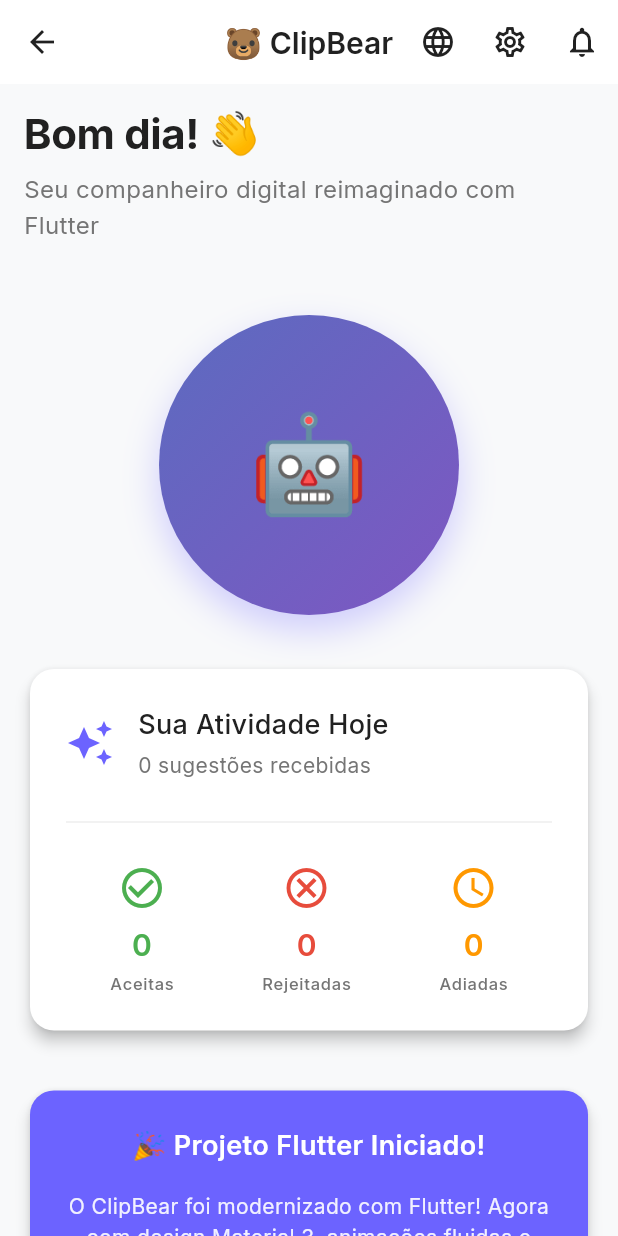
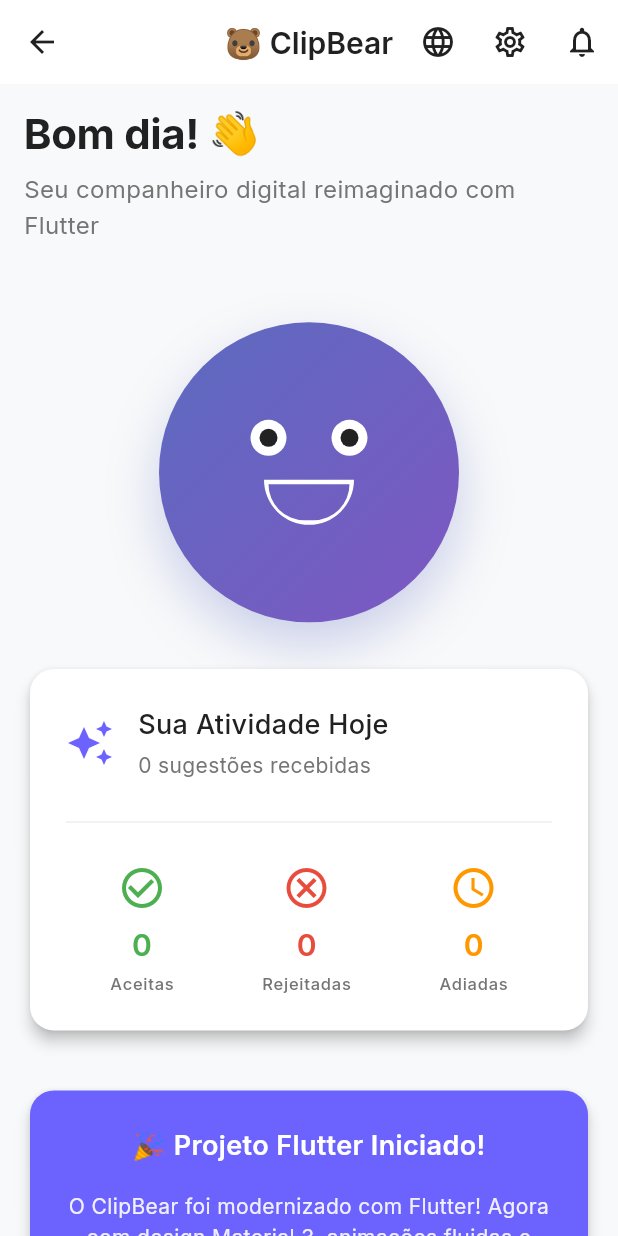
Before and after one commit to MagnaSoluto/ClipBear, a Flutter app: the HomePage screen opened by its route, after a tap on the "translate" icon, on a phone screen of 412 x 824 dp. Run offline on Flutter 3.47's test engine with Material 3 defaults, Android fonts, the phone set to English and light mode, and no system bars; our stand-ins replace equatable, get, google_fonts, hive_flutter, shared_preferences; accounts and stored records are empty.

Commit message:
feat: implementa Avatar Tinker animado com múltiplas expressões
- TinkerAvatar widget customizado com animações Flutter
- 6 estados emocionais:
  * Idle (respiração suave)
  * Happy (😊)
  * Thinking (💭)
  * Sleeping (💤)
  * Celebrating (🎉)
  * Waving (👋)
- Animações suaves:
  * Idle breathing (2s loop)
  * Random blinking (2-5s intervals)
  * Bounce on mount (elastic)
  * Float effect com sine wave
- HomeController com GetX:
  * Gerencia estado do avatar
  * Stats reativas (aceitas, rejeitadas, adiadas)
  * Expressões automáticas
  * Tap no avatar = aceno
- HomePage atualizada:
  * Avatar substituído por TinkerAvatar
  * Stats conectadas ao controller
  * Contadores reativos
- Análise: ✅ sem erros

Co-authored-by: MagnaSoluto <MagnaSoluto@users.noreply.github.com>

```diff
--- /dev/null
+++ b/clipbear_flutter/lib/core/widgets/tinker_avatar.dart
@@ -0,0 +1,272 @@
+import 'package:flutter/material.dart';
+import 'dart:math' as math;
+import '../constants/app_colors.dart';
+
+enum TinkerState {
+  idle,
+  happy,
+  thinking,
+  sleeping,
+  celebrating,
+  waving,
+}
+
+class TinkerAvatar extends StatefulWidget {
+  final double size;
+  final TinkerState state;
+  final bool animate;
+
+  const TinkerAvatar({
+    super.key,
+    this.size = 200,
+    this.state = TinkerState.idle,
+    this.animate = true,
+  });
+
+  @override
+  State<TinkerAvatar> createState() => _TinkerAvatarState();
+}
+
+class _TinkerAvatarState extends State<TinkerAvatar>
+    with TickerProviderStateMixin {
+  late AnimationController _idleController;
+  late AnimationController _blinkController;
+  late AnimationController _bounceController;
+  late Animation<double> _idleAnimation;
+  late Animation<double> _blinkAnimation;
+  late Animation<double> _bounceAnimation;
+
+  @override
+  void initState() {
+    super.initState();
+    _setupAnimations();
+    if (widget.animate) {
+      _startAnimations();
+    }
+  }
+
+  void _setupAnimations() {
+    // Idle breathing animation
+    _idleController = AnimationController(
+      vsync: this,
+      duration: const Duration(milliseconds: 2000),
+    );
+    _idleAnimation = Tween<double>(begin: 0.0, end: 1.0).animate(
+      CurvedAnimation(parent: _idleController, curve: Curves.easeInOut),
+    );
+
+    // Blink animation
+    _blinkController = AnimationController(
+      vsync: this,
+      duration: const Duration(milliseconds: 200),
+    );
+    _blinkAnimation = Tween<double>(begin: 1.0, end: 0.0).animate(
+      CurvedAnimation(parent: _blinkController, curve: Curves.easeInOut),
+    );
+
+    // Bounce animation
+    _bounceController = AnimationController(
+      vsync: this,
+      duration: const Duration(milliseconds: 1000),
+    );
+    _bounceAnimation = Tween<double>(begin: 0.0, end: 1.0).animate(
+      CurvedAnimation(parent: _bounceController, curve: Curves.elasticOut),
+    );
+  }
+
+  void _startAnimations() {
+    // Idle loop
+    _idleController.repeat(reverse: true);
+
+    // Bounce on mount
+    _bounceController.forward();
+
+    // Random blinking
+    _scheduleBlink();
+  }
+
+  void _scheduleBlink() {
+    if (!mounted) return;
+
+    final random = math.Random();
+    final delay = Duration(milliseconds: 2000 + random.nextInt(3000));
+
+    Future.delayed(delay, () {
+      if (mounted && widget.animate) {
+        _blinkController.forward().then((_) {
+          _blinkController.reverse().then((_) => _scheduleBlink());
+        });
+      }
+    });
+  }
+
+  @override
+  void dispose() {
+    _idleController.dispose();
+    _blinkController.dispose();
+    _bounceController.dispose();
+    super.dispose();
+  }
+
+  @override
+  Widget build(BuildContext context) {
+    return AnimatedBuilder(
+      animation: Listenable.merge([
+        _idleAnimation,
+        _blinkAnimation,
+        _bounceAnimation,
+      ]),
+      builder: (context, child) {
+        final idleOffset = math.sin(_idleAnimation.value * math.pi * 2) * 5;
+        final scale = _bounceAnimation.value;
+
+        return Transform.translate(
+          offset: Offset(0, idleOffset),
+          child: Transform.scale(
+            scale: scale,
+            child: Container(
+              width: widget.size,
+              height: widget.size,
+              decoration: BoxDecoration(
+                gradient: AppColors.tinkerGradient,
+                shape: BoxShape.circle,
+                boxShadow: [
+                  BoxShadow(
+                    color: AppColors.tinkerPrimary.withValues(alpha: 0.3),
+                    blurRadius: 30,
+                    offset: Offset(0, 10 + idleOffset),
+                  ),
+                ],
+              ),
+              child: Stack(
+                children: [
+                  // Face
+                  Center(
+                    child: Column(
+                      mainAxisAlignment: MainAxisAlignment.center,
+                      children: [
+                        // Eyes
+                        Row(
+                          mainAxisAlignment: MainAxisAlignment.center,
+                          children: [
+                            _buildEye(_blinkAnimation.value),
+                            SizedBox(width: widget.size * 0.15),
+                            _buildEye(_blinkAnimation.value),
+                          ],
+                        ),
+                        SizedBox(height: widget.size * 0.08),
+                        // Mouth
+                        _buildMouth(),
+                      ],
+                    ),
+                  ),
+                  // Expression overlay based on state
+                  _buildExpressionOverlay(),
+                ],
+              ),
+            ),
+          ),
+        );
+      },
+    );
+  }
+
+  Widget _buildEye(double openness) {
+    final eyeSize = widget.size * 0.12;
+
+    return Container(
+      width: eyeSize,
+      height: eyeSize * openness,
+      decoration: BoxDecoration(
+        color: Colors.white,
+        borderRadius: BorderRadius.circular(eyeSize / 2),
+      ),
+      child: openness > 0.5
+          ? Center(
+              child: Container(
+                width: eyeSize * 0.5,
+                height: eyeSize * 0.5,
+                decoration: const BoxDecoration(
+                  color: Colors.black87,
+                  shape: BoxShape.circle,
+                ),
+              ),
+            )
+          : null,
+    );
+  }
+
+  Widget _buildMouth() {
+    final mouthWidth = widget.size * 0.3;
+    final mouthHeight = widget.size * 0.15;
+
+    return Container(
+      width: mouthWidth,
+      height: mouthHeight,
+      decoration: BoxDecoration(
+        border: Border.all(
+          color: Colors.white,
+          width: 3,
+        ),
+        borderRadius: BorderRadius.vertical(
+          bottom: Radius.circular(mouthHeight),
+        ),
+      ),
+    );
+  }
+
+  Widget _buildExpressionOverlay() {
+    switch (widget.state) {
+      case TinkerState.happy:
+        return Center(
+          child: Text(
+            '😊',
+            style: TextStyle(fontSize: widget.size * 0.6),
+          ),
+        );
+      case TinkerState.thinking:
+        return Positioned(
+          top: widget.size * 0.1,
+          right: widget.size * 0.1,
+          child: Text(
+            '💭',
+            style: TextStyle(fontSize: widget.size * 0.2),
+          ),
+        );
+      case TinkerState.sleeping:
+        return Center(
+          child: Text(
+            '💤',
+            style: TextStyle(fontSize: widget.size * 0.4),
+          ),
+        );
+      case TinkerState.celebrating:
+        return Center(
+          child: Text(
+            '🎉',
+            style: TextStyle(fontSize: widget.size * 0.3),
+          ),
+        );
+      case TinkerState.waving:
+        return Positioned(
+          top: widget.size * 0.2,
+          right: widget.size * 0.05,
+          child: TweenAnimationBuilder<double>(
+            tween: Tween(begin: 0, end: 1),
+            duration: const Duration(milliseconds: 600),
+            builder: (context, value, child) {
+              return Transform.rotate(
+                angle: math.sin(value * math.pi * 4) * 0.3,
+                child: Text(
+                  '👋',
+                  style: TextStyle(fontSize: widget.size * 0.25),
+                ),
+              );
+            },
+          ),
+        );
+      case TinkerState.idle:
+        return const SizedBox.shrink();
+    }
+  }
+}
--- /dev/null
+++ b/clipbear_flutter/lib/features/home/presentation/controllers/home_controller.dart
@@ -0,0 +1,86 @@
+import 'package:get/get.dart';
+import '../../../../core/widgets/tinker_avatar.dart';
+
+class HomeController extends GetxController {
+  final Rx<TinkerState> avatarState = TinkerState.idle.obs;
+  final RxInt suggestionsToday = 0.obs;
+  final RxInt acceptedCount = 0.obs;
+  final RxInt rejectedCount = 0.obs;
+  final RxInt postponedCount = 0.obs;
+
+  @override
+  void onInit() {
+    super.onInit();
+    _loadStats();
+    _scheduleRandomExpressions();
+  }
+
+  Future<void> _loadStats() async {
+    // TODO: Load from persistence
+    suggestionsToday.value = 0;
+    acceptedCount.value = 0;
+    rejectedCount.value = 0;
+    postponedCount.value = 0;
+  }
+
+  void _scheduleRandomExpressions() {
+    // Change avatar expression randomly for demo
+    Future.delayed(const Duration(seconds: 5), () {
+      if (!isClosed) {
+        avatarState.value = TinkerState.waving;
+        Future.delayed(const Duration(seconds: 2), () {
+          if (!isClosed) {
+            avatarState.value = TinkerState.idle;
+            _scheduleRandomExpressions();
+          }
+        });
+      }
+    });
+  }
+
+  void onSuggestionAccepted() {
+    acceptedCount.value++;
+    suggestionsToday.value++;
+    avatarState.value = TinkerState.happy;
+
+    Future.delayed(const Duration(seconds: 2), () {
+      if (!isClosed) {
+        avatarState.value = TinkerState.idle;
+      }
+    });
+  }
+
+  void onSuggestionRejected() {
+    rejectedCount.value++;
+    suggestionsToday.value++;
+    avatarState.value = TinkerState.thinking;
+
+    Future.delayed(const Duration(seconds: 2), () {
+      if (!isClosed) {
+        avatarState.value = TinkerState.idle;
+      }
+    });
+  }
+
+  void onSuggestionPostponed() {
+    postponedCount.value++;
+    suggestionsToday.value++;
+    avatarState.value = TinkerState.sleeping;
+
+    Future.delayed(const Duration(seconds: 2), () {
+      if (!isClosed) {
+        avatarState.value = TinkerState.idle;
+      }
+    });
+  }
+
+  void celebrateAchievement() {
+    avatarState.value = TinkerState.celebrating;
+
+    Future.delayed(const Duration(seconds: 3), () {
+      if (!isClosed) {
+        avatarState.value = TinkerState.idle;
+      }
+    });
+  }
+}
--- a/clipbear_flutter/lib/features/home/presentation/pages/home_page.dart
+++ b/clipbear_flutter/lib/features/home/presentation/pages/home_page.dart
@@ -4,7 +4,9 @@ import '../../../../core/constants/app_colors.dart';
 import '../../../../core/constants/app_dimensions.dart';
 import '../../../../core/constants/app_text_styles.dart';
 import '../../../../core/localization/locale_controller.dart';
+import '../../../../core/widgets/tinker_avatar.dart';
 import '../../../../core/localization/l10n/app_localizations.dart';
+import '../controllers/home_controller.dart';
 
 class HomePage extends StatelessWidget {
   const HomePage({super.key});
@@ -13,6 +15,7 @@ class HomePage extends StatelessWidget {
   Widget build(BuildContext context) {
     final l10n = AppLocalizations.of(context)!;
     final localeController = Get.find<LocaleController>();
+    final controller = Get.put(HomeController());
 
     return Scaffold(
       appBar: AppBar(
@@ -72,29 +75,21 @@ class HomePage extends StatelessWidget {
 
               SizedBox(height: AppDimensions.space6),
 
-              // Avatar Placeholder
+              // Tinker Avatar (Animated)
               Center(
-                child: Container(
-                  width: AppDimensions.avatarHero,
-                  height: AppDimensions.avatarHero,
-                  decoration: BoxDecoration(
-                    gradient: AppColors.tinkerGradient,
-                    shape: BoxShape.circle,
-                    boxShadow: [
-                      BoxShadow(
-                        color: AppColors.primary.withValues(alpha: 0.3),
-                        blurRadius: 20,
-                        offset: const Offset(0, 10),
-                      ),
-                    ],
+                child: Obx(() => GestureDetector(
+                  onTap: () {
+                    controller.avatarState.value = TinkerState.waving;
+                    Future.delayed(const Duration(seconds: 2), () {
+                      controller.avatarState.value = TinkerState.idle;
+                    });
+                  },
+                  child: TinkerAvatar(
+                    size: AppDimensions.avatarHero,
+                    state: controller.avatarState.value,
+                    animate: true,
                   ),
-                  child: Center(
-                    child: Text(
-                      '🤖',
-                      style: TextStyle(fontSize: AppDimensions.space7),
-                    ),
-                  ),
-                ),
+                )),
               ),
 
               SizedBox(height: AppDimensions.space5),
@@ -123,12 +118,14 @@ class HomePage extends StatelessWidget {
                                   style: AppTextStyles.titleLarge(),
                                 ),
                                 SizedBox(height: AppDimensions.space1),
-                                Text(
-                                  l10n.home_noSuggestionsYet,
+                                Obx(() => Text(
+                                  controller.suggestionsToday.value == 0
+                                      ? l10n.home_noSuggestionsYet
+                                      : '${controller.suggestionsToday.value} ${l10n.suggestions_title.toLowerCase()}',
                                   style: AppTextStyles.bodyMedium(
                                     color: AppColors.textSecondaryLight,
                                   ),
-                                ),
+                                )),
                               ],
                             ),
                           ),
@@ -140,24 +137,24 @@ class HomePage extends StatelessWidget {
                       Row(
                         mainAxisAlignment: MainAxisAlignment.spaceAround,
                         children: [
-                          _buildStatItem(
+                          Obx(() => _buildStatItem(
                             icon: Icons.check_circle_outline,
                             label: l10n.home_statsAccepted,
-                            value: '0',
+                            value: controller.acceptedCount.value.toString(),
                             color: AppColors.success,
-                          ),
-                          _buildStatItem(
+                          )),
+                          Obx(() => _buildStatItem(
                             icon: Icons.cancel_outlined,
                             label: l10n.home_statsRejected,
-                            value: '0',
+                            value: controller.rejectedCount.value.toString(),
                             color: AppColors.error,
-                          ),
-                          _buildStatItem(
+                          )),
+                          Obx(() => _buildStatItem(
                             icon: Icons.schedule,
                             label: l10n.home_statsPostponed,
-                            value: '0',
+                            value: controller.postponedCount.value.toString(),
                             color: AppColors.warning,
-                          ),
+                          )),
                         ],
                       ),
                     ],
```
